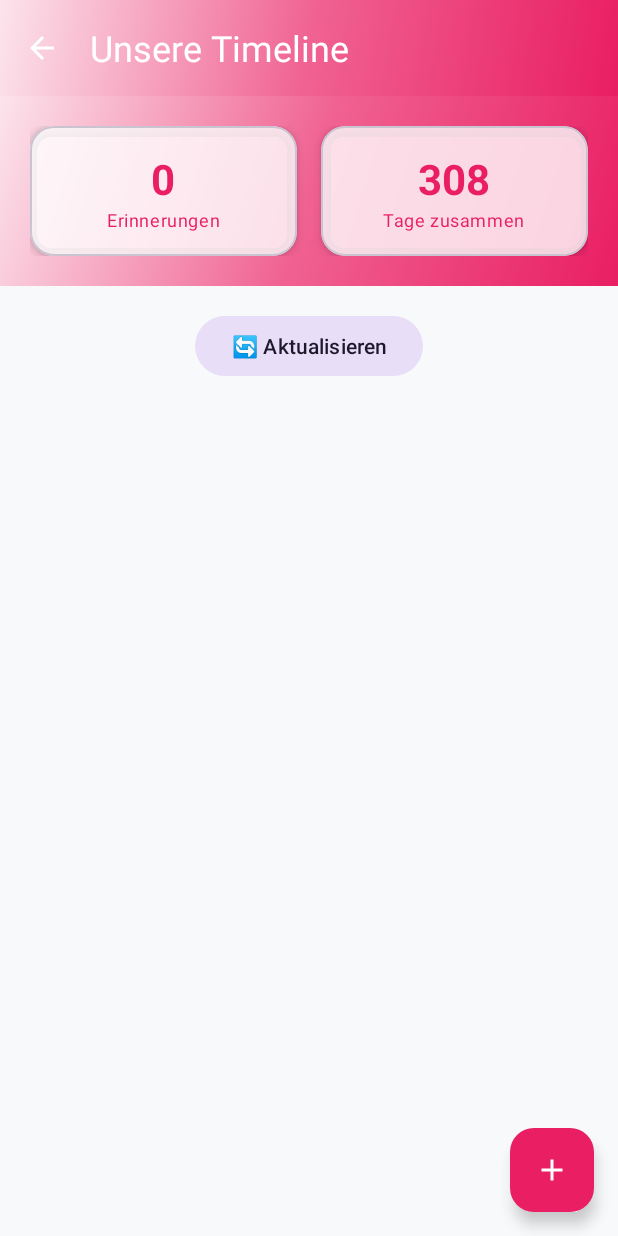
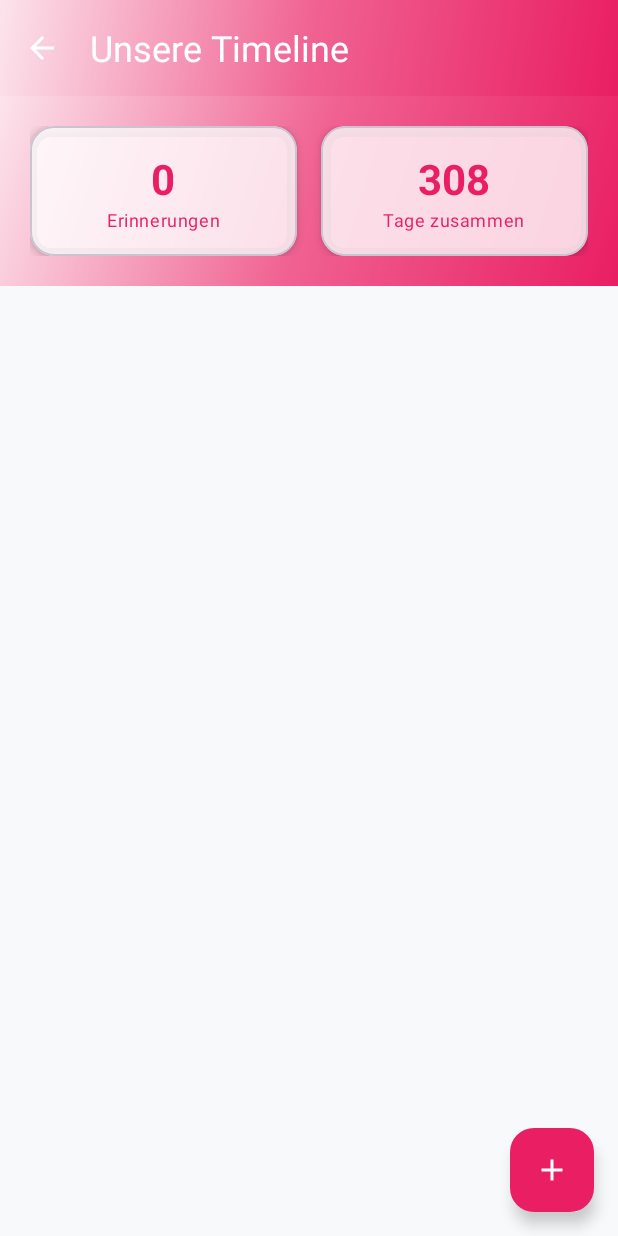
Before and after one commit to DerSchmachtin/Schnulli_Lulli, an Android app: the screen it shows after launch (TimelineActivity), after a tap on "📅 Timeline ansehen", on a phone screen of 412 x 824 dp. Run offline under Robolectric (Android 15) with nearby library versions, the phone set to English and light mode, and no system bars; our stand-ins replace Firebase (no records; nobody signed in at launch, a user with empty details on screens opened directly); 1 statement that could not run was skipped.

```diff
--- a/app/src/main/java/com/martin/love_application/MainActivity.java
+++ b/app/src/main/java/com/martin/love_application/MainActivity.java
@@ -109,11 +109,11 @@ public class MainActivity extends AppCompatActivity {
         dbHelper = DatabaseHelper.getInstance(this);
         firebaseManager = new FirebaseDataManager(this);
 
-        // Show sync status to user
-        Toast.makeText(this, "🔥 Synchronisiere mit Firebase...", Toast.LENGTH_SHORT).show();
+        // NO automatic sync on startup - only manual sync and daily sync
+        Log.d("MainActivity", "App started - no automatic sync, waiting for manual sync or daily sync");
 
-        // Always fetch data from Firebase on startup
-        fetchNewDataFromFirebase();
+        // Check if daily sync is needed
+        checkAndPerformDailySync();
     }
 
     // 👈 Updated method to fetch both messages and timeline events from Firebase
@@ -442,14 +442,45 @@ public class MainActivity extends AppCompatActivity {
         }
     }
 
+    private void checkAndPerformDailySync() {
+        // Check if we need daily sync (once per day)
+        long lastSyncTime = getSharedPreferences("love_app_prefs", MODE_PRIVATE)
+            .getLong("last_sync_time", 0);
+        long currentTime = System.currentTimeMillis();
+        long oneDayInMillis = 24 * 60 * 60 * 1000;
+
+        if (currentTime - lastSyncTime > oneDayInMillis) {
+            Log.d("MainActivity", "📅 Daily sync needed - performing automatic sync");
+            Toast.makeText(this, "📅 Tägliche Synchronisation...", Toast.LENGTH_SHORT).show();
+            performSyncAndSaveTime();
+        } else {
+            Log.d("MainActivity", "✅ Daily sync not needed yet - last sync was recent");
+            // Just load today's message from local data
+            loadTodaysMessage();
+        }
+    }
+
     private void manualSync() {
         syncButtonMain.setEnabled(false);
         syncButtonMain.setText("🔄 Synchronisiere...");
 
-        Toast.makeText(this, "🔄 Aktualisiere Daten...", Toast.LENGTH_SHORT).show();
+        Toast.makeText(this, "🔄 Manuelle Synchronisation...", Toast.LENGTH_SHORT).show();
 
-        // Manual sync - same logic as automatic sync but with user feedback
+        // Manual sync - perform sync and save time
+        performSyncAndSaveTime();
+    }
+
+    private void performSyncAndSaveTime() {
+        // Perform the actual Firebase sync
         fetchNewDataFromFirebase();
+
+        // Save sync time
+        getSharedPreferences("love_app_prefs", MODE_PRIVATE)
+            .edit()
+            .putLong("last_sync_time", System.currentTimeMillis())
+            .apply();
+
+        Log.d("MainActivity", "💾 Sync time saved");
 
         // Re-enable button after delay (Firebase callbacks will also handle this)
         new android.os.Handler().postDelayed(() -> {
--- a/app/src/main/res/layout/activity_timeline.xml
+++ b/app/src/main/res/layout/activity_timeline.xml
@@ -117,18 +117,6 @@
             android:orientation="vertical"
             android:padding="16dp">
 
-            <!-- Sync Button -->
-            <com.google.android.material.button.MaterialButton
-                android:id="@+id/sync_button"
-                android:layout_width="wrap_content"
-                android:layout_height="wrap_content"
-                android:layout_gravity="center_horizontal"
-                android:text="🔄 Aktualisieren"
-                android:textSize="14sp"
-                android:layout_marginBottom="20dp"
-                style="@style/Widget.Material3.Button.TonalButton"
-                app:cornerRadius="20dp"/>
-
             <!-- Timeline RecyclerView -->
             <androidx.recyclerview.widget.RecyclerView
                 android:id="@+id/timeline_recycler_view"
```
Also changed, not shown: app/src/main/java/com/martin/love_application/TimelineActivity.java (+0 -75 lines).
